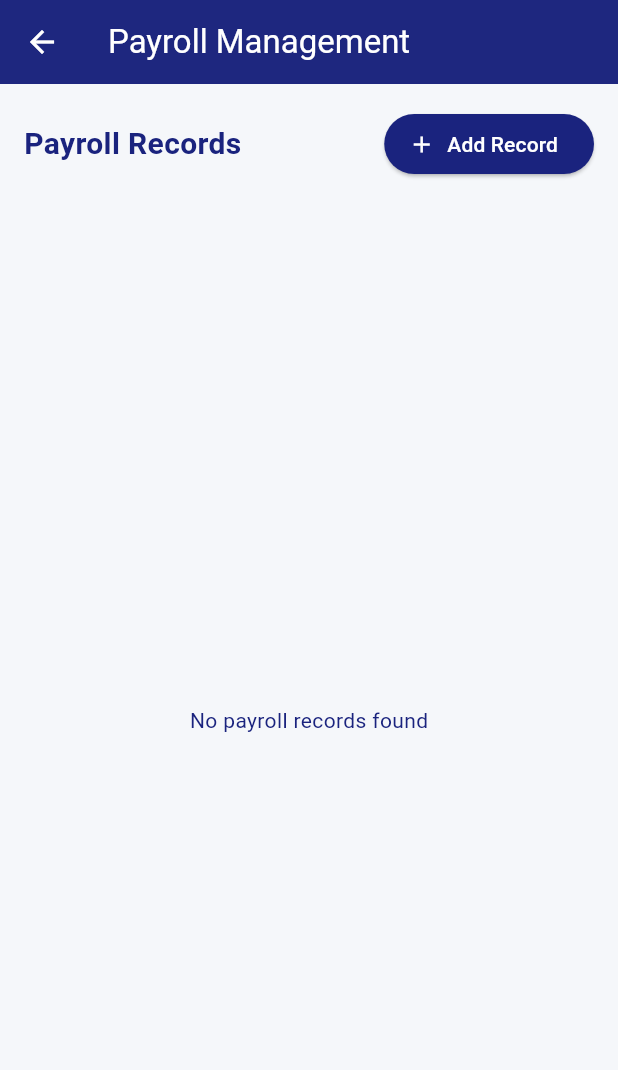
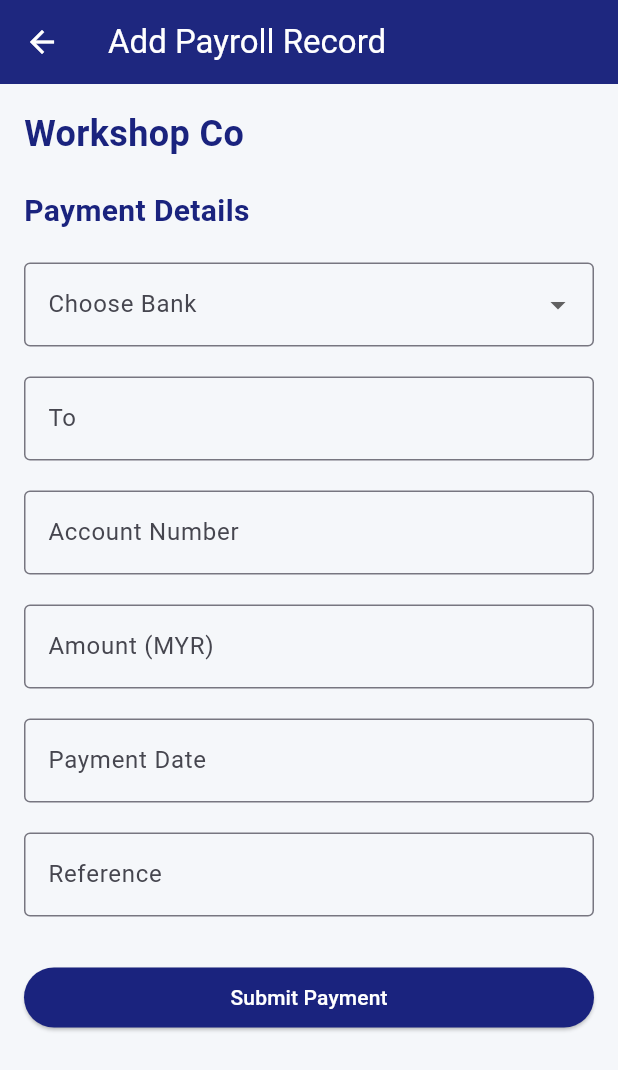
Before and after one commit to amala-26/workshop-gig-app, a Flutter app: the WorkshopPayroll screen opened directly, on a phone screen of 412 x 824 dp. Shown: the top 1070 px of the screen. Run offline on Flutter 3.47's test engine with Material 3 defaults, Android fonts, the phone set to English and light mode, and no system bars; our stand-ins replace cloud_firestore, firebase_auth, firebase_core; accounts and stored records are empty; Roboto replaces fonts that are missing (Montserrat).

Commit message:
update workshop_payroll form

```diff
--- a/lib/workshop_payroll.dart
+++ b/lib/workshop_payroll.dart
@@ -1,135 +1,107 @@
 import 'package:flutter/material.dart';
-import 'package:cloud_firestore/cloud_firestore.dart';
-import 'package:firebase_auth/firebase_auth.dart';
 
-class WorkshopPayroll extends StatefulWidget {
+class WorkshopPayroll extends StatelessWidget {
   const WorkshopPayroll({Key? key}) : super(key: key);
-
-  @override
-  State<WorkshopPayroll> createState() => _WorkshopPayrollState();
-}
-
-class _WorkshopPayrollState extends State<WorkshopPayroll> {
-  final FirebaseAuth _auth = FirebaseAuth.instance;
-  final FirebaseFirestore _firestore = FirebaseFirestore.instance;
-  bool _isLoading = true;
-  List<Map<String, dynamic>> _payrollRecords = [];
-
-  @override
-  void initState() {
-    super.initState();
-    _loadPayrollRecords();
-  }
-
-  Future<void> _loadPayrollRecords() async {
-    setState(() => _isLoading = true);
-    try {
-      final user = _auth.currentUser;
-      if (user != null) {
-        final snapshot = await _firestore
-            .collection('workshops')
-            .doc(user.uid)
-            .collection('payroll')
-            .orderBy('date', descending: true)
-            .get();
-
-        setState(() {
-          _payrollRecords = snapshot.docs
-              .map((doc) => {
-                    'id': doc.id,
-                    ...doc.data(),
-                  })
-              .toList();
-          _isLoading = false;
-        });
-      }
-    } catch (e) {
-      print('Error loading payroll records: $e');
-      setState(() => _isLoading = false);
-    }
-  }
 
   @override
   Widget build(BuildContext context) {
     return Scaffold(
       appBar: AppBar(
-        title: const Text('Payroll Management'),
+        title: const Text('Add Payroll Record'),
+        leading: IconButton(
+          icon: const Icon(Icons.arrow_back),
+          onPressed: () {
+            Navigator.pop(context);
+          },
         ),
-      body: _isLoading
-          ? const Center(child: CircularProgressIndicator())
-          : Column(
-              children: [
-                Padding(
+      ),
+      body: SingleChildScrollView(
         padding: const EdgeInsets.all(16.0),
-                  child: Row(
-                    mainAxisAlignment: MainAxisAlignment.spaceBetween,
+        child: Column(
+          crossAxisAlignment: CrossAxisAlignment.start,
           children: [
             const Text(
-                        'Payroll Records',
+              'Workshop Co',
+              style: TextStyle(
+                fontSize: 24,
+                fontWeight: FontWeight.bold,
+              ),
+            ),
+            const SizedBox(height: 20),
+            const Text(
+              'Payment Details',
               style: TextStyle(
                 fontSize: 20,
                 fontWeight: FontWeight.bold,
               ),
             ),
-                      ElevatedButton.icon(
+            const SizedBox(height: 20),
+            DropdownButtonFormField<String>(
+              decoration: const InputDecoration(
+                labelText: 'Choose Bank',
+                border: OutlineInputBorder(),
+              ),
+              items: ['Select...', 'Bank Islam', 'Maybank', 'RHB Bank']
+                  .map((bank) => DropdownMenuItem(
+                        value: bank,
+                        child: Text(bank),
+                      ))
+                  .toList(),
+              onChanged: (value) {},
+            ),
+            const SizedBox(height: 20),
+            TextFormField(
+              decoration: const InputDecoration(
+                labelText: 'To',
+                border: OutlineInputBorder(),
+              ),
+            ),
+            const SizedBox(height: 20),
+            TextFormField(
+              decoration: const InputDecoration(
+                labelText: 'Account Number',
+                border: OutlineInputBorder(),
+              ),
+              keyboardType: TextInputType.number,
+            ),
+            const SizedBox(height: 20),
+            TextFormField(
+              decoration: const InputDecoration(
+                labelText: 'Amount (MYR)',
+                border: OutlineInputBorder(),
+              ),
+              keyboardType: TextInputType.number,
+            ),
+            const SizedBox(height: 20),
+            TextFormField(
+              decoration: const InputDecoration(
+                labelText: 'Payment Date',
+                border: OutlineInputBorder(),
+              ),
+              onTap: () async {
+                // Date picker would be implemented here
+              },
+            ),
+            const SizedBox(height: 20),
+            TextFormField(
+              decoration: const InputDecoration(
+                labelText: 'Reference',
+                border: OutlineInputBorder(),
+              ),
+            ),
+            const SizedBox(height: 30),
+            SizedBox(
+              width: double.infinity,
+              child: ElevatedButton(
                 onPressed: () {
-                          Navigator.pushNamed(context, '/add-payroll');
+                  // Submit payment functionality would go here
                 },
-                        icon: const Icon(Icons.add),
-                        label: const Text('Add Record'),
+                child: const Text('Submit Payment'),
+              ),
             ),
           ],
         ),
       ),
-                Expanded(
-                  child: _payrollRecords.isEmpty
-                      ? const Center(
-                          child: Text('No payroll records found'),
-                        )
-                      : ListView.builder(
-                          itemCount: _payrollRecords.length,
-                          itemBuilder: (context, index) {
-                            final record = _payrollRecords[index];
-                            return Card(
-                              margin: const EdgeInsets.symmetric(
-                                horizontal: 16,
-                                vertical: 8,
-                              ),
-                              child: ListTile(
-                                title: Text(
-                                  'Foreman: ${record['foremanName'] ?? 'N/A'}',
-                                  style: const TextStyle(
-                                    fontWeight: FontWeight.bold,
-                                  ),
-                                ),
-                                subtitle: Column(
-                                  crossAxisAlignment: CrossAxisAlignment.start,
-                                  children: [
-                                    Text(
-                                      'Date: ${record['date']?.toDate().toString().split(' ')[0] ?? 'N/A'}',
-                                    ),
-                                    Text(
-                                      'Amount: RM ${record['amount']?.toStringAsFixed(2) ?? '0.00'}',
-                                    ),
-                                  ],
-                                ),
-                                trailing: IconButton(
-                                  icon: const Icon(Icons.visibility),
-                                  onPressed: () {
-                                    Navigator.pushNamed(
-                                      context,
-                                      '/view-payroll',
-                                      arguments: record,
-                                    );
-                                  },
-                                ),
-                              ),
-                            );
-                          },
-                        ),
-                ),
-              ],
-            ),
     );
   }
 }
```
Also changed, not shown: lib/view_payroll_screen.dart (added, +24 -0 lines), lib/workshop_dashboard.dart (+9 -3 lines). Lines whose indentation alone changed are shown as unchanged.
